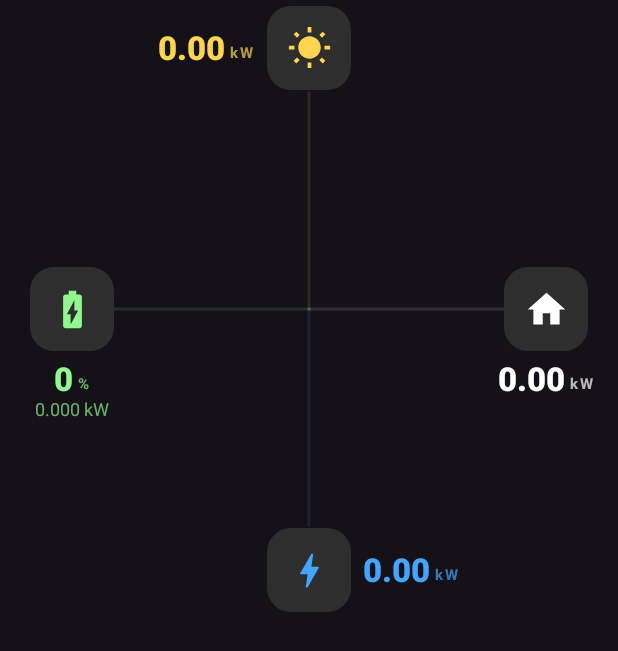
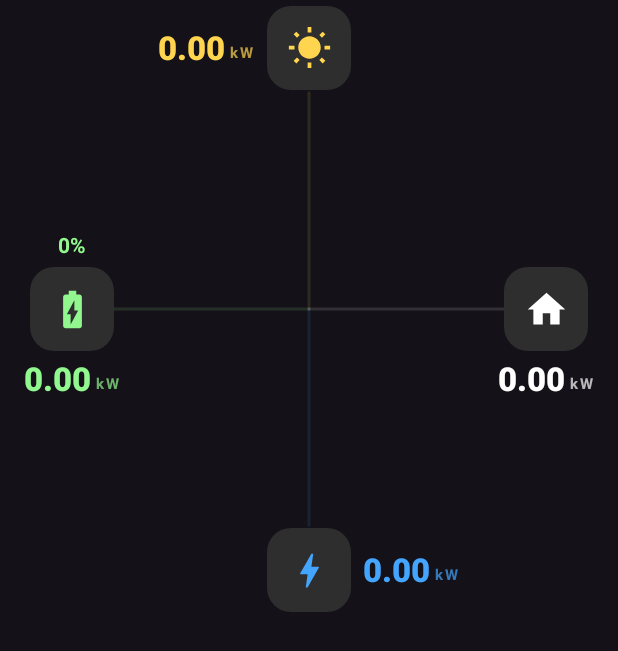
Before and after one commit to migruiz/pv, an Android app built with Jetpack Compose: the composable EnergyFlowSection shown on its own in the app's theme, on a phone screen of 412 x 824 dp. Shown: the top 651 px of the screen. Run offline under Robolectric (Android 15) with nearby library versions, the phone set to English and light mode, and no system bars.

Commit message:
Show battery SOC above icon and kW below, 2 decimal places
SOC displayed as a top label in titleMedium bold above the battery
icon, kW value below in the same format as other nodes.

Co-Authored-By: Claude Opus 4.6 (1M context) <noreply@anthropic.com>

```diff
--- a/app/app/src/main/java/ovh/tenjo/pv/ui/DashboardScreen.kt
+++ b/app/app/src/main/java/ovh/tenjo/pv/ui/DashboardScreen.kt
@@ -258,14 +258,14 @@ private fun EnergyFlowSection(state: DashboardState) {
                 color = MaterialTheme.colorScheme.primary,
                 valuePosition = ValuePosition.LEFT,
             )
-            // Battery — Left (show SOC + power + direction)
+            // Battery — Left (SOC above, kW below)
             val battDir = if (state.batteryCharging) "▲ charging" else "▼ discharging"
             EnergyNode(
                 modifier = Modifier.align(Alignment.CenterStart).padding(start = 4.dp),
                 icon = Icons.Default.BatteryChargingFull,
-                value = "%.0f".format(state.batterySoc),
-                unit = "%",
-                subtitle = "%.3f kW".format(state.batteryPowerKw),
+                value = "%.2f".format(state.batteryPowerKw),
+                unit = "kW",
+                topLabel = "%.0f%%".format(state.batterySoc),
                 label = if (state.batteryPowerKw > 0.005) battDir else "BATTERY",
                 color = MaterialTheme.colorScheme.secondary,
             )
@@ -302,10 +302,29 @@ private fun EnergyNode(
     value: String,
     unit: String? = null,
     subtitle: String? = null,
+    topLabel: String? = null,
     label: String,
     color: Color,
     valuePosition: ValuePosition = ValuePosition.BOTTOM,
 ) {
+    val topLabelBox = @Composable {
+        if (topLabel != null) {
+            Column(
+                modifier = Modifier.zeroLayoutHeight(),
+                horizontalAlignment = Alignment.CenterHorizontally,
+            ) {
+                Text(
+                    topLabel,
+                    style = MaterialTheme.typography.titleMedium.copy(fontWeight = FontWeight.Bold),
+                    color = color,
+                    modifier = Modifier
+                        .zeroLayoutWidth()
+                        .offset(y = (-22).dp),
+                )
+            }
+        }
+    }
+
     val iconBox = @Composable {
         Box(
             modifier = Modifier
@@ -336,6 +355,7 @@ private fun EnergyNode(
             modifier = modifier,
             horizontalAlignment = Alignment.CenterHorizontally,
         ) {
+            topLabelBox()
             iconBox()
             // Value/subtitle overflow below icon without affecting Column height
             Column(
```
